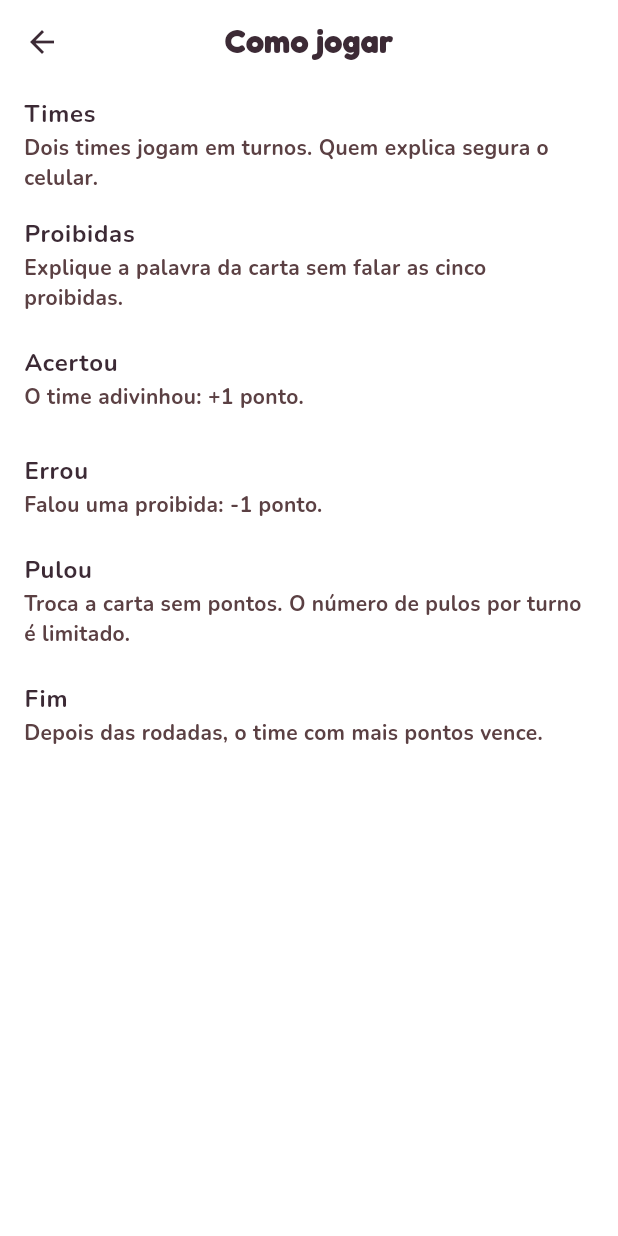
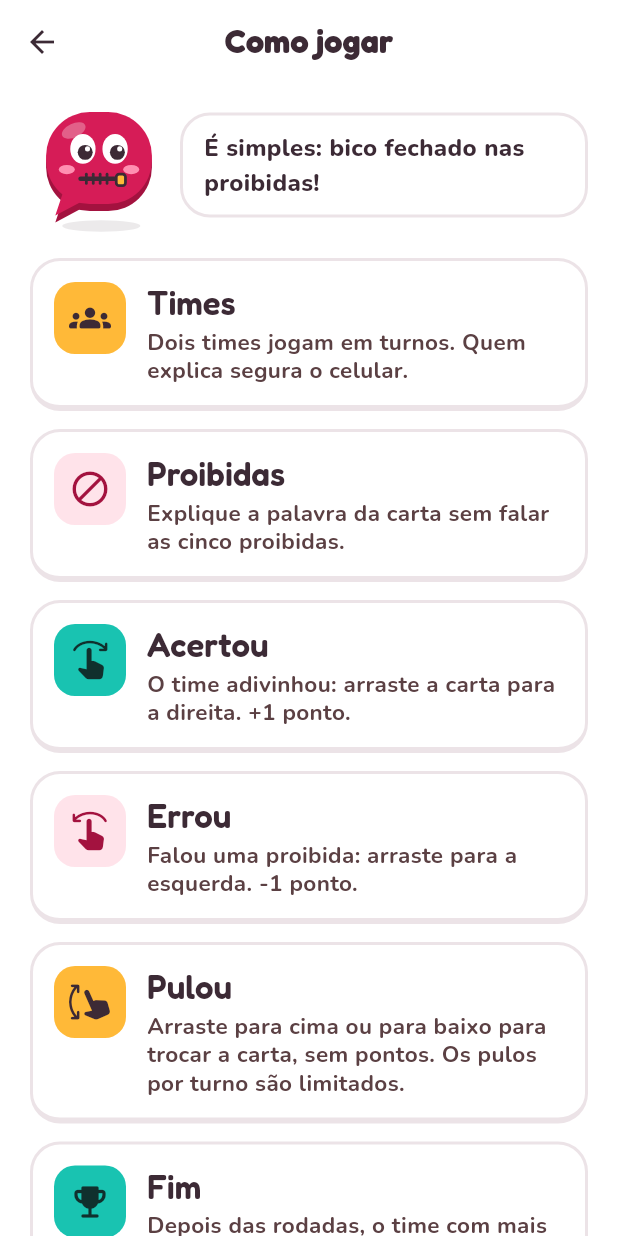
Before and after one commit to mcoldibelli/nao-pode, a Flutter app: the TelaTutorial screen opened directly, on a phone screen of 412 x 824 dp. Run offline on Flutter 3.47's test engine with Material 3 defaults, Android fonts, the phone set to English and light mode, and no system bars; drawn by our look-alikes of flutter_animate; our stand-ins replace audioplayers, firebase_auth, firebase_core; accounts and stored records are empty.

Commit message:
feat: style how-to-play screen and explain swipe gestures

```diff
--- a/lib/ui/tela_tutorial.dart
+++ b/lib/ui/tela_tutorial.dart
@@ -1,15 +1,53 @@
 import 'package:flutter/material.dart';
+import 'package:flutter_animate/flutter_animate.dart';
+
+import 'estilo.dart';
+import 'psiu.dart';
 
 const _regras = [
-  ('Times', 'Dois times jogam em turnos. Quem explica segura o celular.'),
-  ('Proibidas', 'Explique a palavra da carta sem falar as cinco proibidas.'),
-  ('Acertou', 'O time adivinhou: +1 ponto.'),
-  ('Errou', 'Falou uma proibida: -1 ponto.'),
   (
+    Icons.groups_rounded,
+    sol,
+    tinta,
+    'Times',
+    'Dois times jogam em turnos. Quem explica segura o celular.',
+  ),
+  (
+    Icons.block_rounded,
+    rosaClaro,
+    framboesaBase,
+    'Proibidas',
+    'Explique a palavra da carta sem falar as cinco proibidas.',
+  ),
+  (
+    Icons.swipe_right_rounded,
+    turquesa,
+    turquesaTexto,
+    'Acertou',
+    'O time adivinhou: arraste a carta para a direita. +1 ponto.',
+  ),
+  (
+    Icons.swipe_left_rounded,
+    rosaClaro,
+    framboesaBase,
+    'Errou',
+    'Falou uma proibida: arraste para a esquerda. -1 ponto.',
+  ),
+  (
+    Icons.swipe_vertical_rounded,
+    sol,
+    tinta,
     'Pulou',
-    'Troca a carta sem pontos. O número de pulos por turno é limitado.',
+    'Arraste para cima ou para baixo para trocar a carta, sem pontos. '
+        'Os pulos por turno são limitados.',
   ),
-  ('Fim', 'Depois das rodadas, o time com mais pontos vence.'),
+  (
+    Icons.emoji_events_rounded,
+    turquesa,
+    turquesaTexto,
+    'Fim',
+    'Depois das rodadas, o time com mais pontos vence.',
+  ),
 ];
 
 class TelaTutorial extends StatelessWidget {
@@ -17,12 +55,73 @@ class TelaTutorial extends StatelessWidget {
 
   @override
   Widget build(BuildContext context) {
+    final cores = Theme.of(context).colorScheme;
     return Scaffold(
       appBar: AppBar(title: const Text('Como jogar')),
       body: ListView(
+        padding: const EdgeInsets.fromLTRB(20, 8, 20, 24),
         children: [
-          for (final (titulo, texto) in _regras)
-            ListTile(title: Text(titulo), subtitle: Text(texto)),
+          Row(
+            spacing: 8,
+            children: [
+              const Psiu(tamanho: 92),
+              const Flexible(
+                child: Fala('É simples: bico fechado nas proibidas!'),
+              ),
+            ],
+          ).animate().fadeIn(duration: 300.ms),
+          const SizedBox(height: 16),
+          for (final (i, (icone, fundo, frente, titulo, texto))
+              in _regras.indexed)
+            Padding(
+              padding: const EdgeInsets.only(bottom: 12),
+              child:
+                  Container(
+                        padding: const EdgeInsets.all(14),
+                        decoration: cartaoPop(context),
+                        child: Row(
+                          spacing: 14,
+                          crossAxisAlignment: CrossAxisAlignment.start,
+                          children: [
+                            Container(
+                              width: 48,
+                              height: 48,
+                              decoration: BoxDecoration(
+                                color: fundo,
+                                borderRadius: BorderRadius.circular(14),
+                              ),
+                              child: Icon(icone, color: frente, size: 28),
+                            ),
+                            Expanded(
+                              child: Column(
+                                crossAxisAlignment: CrossAxisAlignment.start,
+                                spacing: 2,
+                                children: [
+                                  Text(
+                                    titulo,
+                                    style: Theme.of(context)
+                                        .textTheme
+                                        .titleLarge,
+                                  ),
+                                  Text(
+                                    texto,
+                                    style: TextStyle(
+                                      fontWeight: FontWeight.w700,
+                                      fontSize: 15,
+                                      height: 1.3,
+                                      color: cores.onSurfaceVariant,
+                                    ),
+                                  ),
+                                ],
+                              ),
+                            ),
+                          ],
+                        ),
+                      )
+                      .animate(delay: (60 * i).ms)
+                      .fadeIn(duration: 250.ms)
+                      .slideY(begin: 0.15, curve: Curves.easeOutBack),
+            ),
         ],
       ),
     );
```
